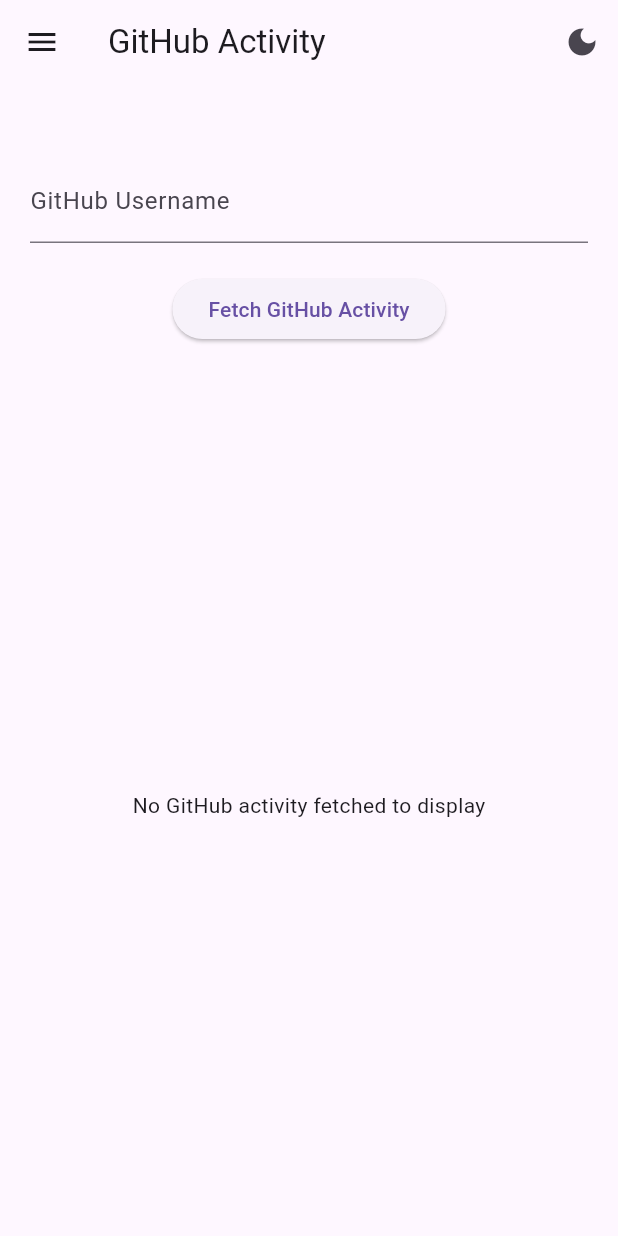
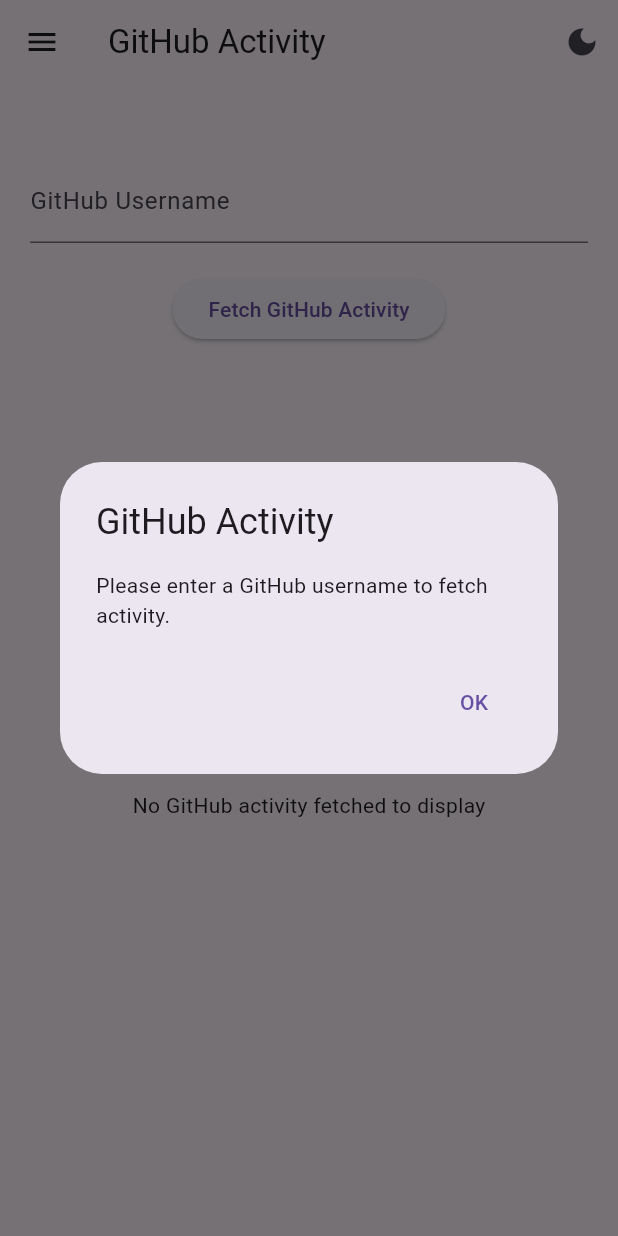
Before and after one commit to straightchlorine/github_activity, a Flutter app: the screen it shows after launch, after a tap on "Fetch GitHub Activity", on a phone screen of 412 x 824 dp. Run offline on Flutter 3.47's test engine with Material 3 defaults, Android fonts, the phone set to English and light mode, and no system bars; our stand-ins replace hive, hive_flutter, shared_preferences; accounts and stored records are empty.

Commit message:
flow: slight adjustments and alerts
added alerts for empty username textfield and failure to fetch;

clarified the focus behaviour, now the focus is not always on the
textfield and the keyboard does not pop out when unneeded

```diff
--- a/lib/main.dart
+++ b/lib/main.dart
@@ -1,5 +1,4 @@
 import 'package:flutter/material.dart';
-import 'package:material_design_icons_flutter/material_design_icons_flutter.dart';
 
 import 'package:github_activity/github_activity.dart';
 import 'package:github_activity/user_object.dart';
@@ -37,10 +36,13 @@
           theme: ThemeData.light(),
           darkTheme: ThemeData.dark(),
           themeMode: appState.isDarkMode ? ThemeMode.dark : ThemeMode.light,
-          home: Scaffold(
-            appBar: ApplicationControlBar(),
-            body: ActivityScreen(),
-            drawer: FetchedUsersDrawer(),
+          home: GestureDetector(
+            onTap: () => FocusManager.instance.primaryFocus?.unfocus(),
+            child: Scaffold(
+              appBar: ApplicationControlBar(),
+              body: ActivityScreen(),
+              drawer: FetchedUsersDrawer(),
+            )
           )
         );
       },
@@ -113,11 +115,15 @@
         final activities = await _gitHubService.getActivity(username);
         appState.current_user = user;
         appState.current_user!.activities = activities;
-        appState.appendUser(appState.current_user);
+        appState.appendUser(user);
+        _usernameController.text = '';
+        FocusManager.instance.primaryFocus?.unfocus();
       } catch (e) {
+        _showUnsuccessfulFetchAlert();
         print('Error: $e');
       }
     } else {
+      _showUsernameAlert();
       print('Please enter a GitHub username');
     }
   }
@@ -130,9 +136,45 @@
       appState.current_user!.activities = activities;
       appState.appendUser(appState.current_user);
     } catch (e) {
+      _showUnsuccessfulFetchAlert();
       print('Error: $e');
     }
+  }
 
+  void _showUsernameAlert() {
+    showDialog(
+      context: context,
+      builder: (BuildContext context) {
+        return AlertDialog(
+          title: const Text('GitHub Activity'),
+          content: const Text('Please enter a GitHub username to fetch activity.'),
+          actions: <Widget>[
+            TextButton(
+              onPressed: () => Navigator.pop(context, 'OK'),
+              child: const Text('OK'),
+            ),
+          ],
+        );
+      },
+    );
+  }
+
+  void _showUnsuccessfulFetchAlert() {
+    showDialog(
+      context: context,
+      builder: (BuildContext context) {
+        return AlertDialog(
+          title: const Text('GitHub Activity'),
+          content: const Text('Failed to fetch GitHub activity for this user. Please check if the username is correct or try again later.'),
+          actions: <Widget>[
+            TextButton(
+              onPressed: () => Navigator.pop(context, 'OK'),
+              child: const Text('OK'),
+            ),
+          ],
+        );
+      },
+    );
   }
 
   @override
@@ -158,6 +200,7 @@
                 ),
                 SizedBox(height: 20),
               TextField(
+                autofocus: false,
                 controller: _usernameController,
                 decoration: InputDecoration(labelText: 'GitHub Username'),
               ),
```
